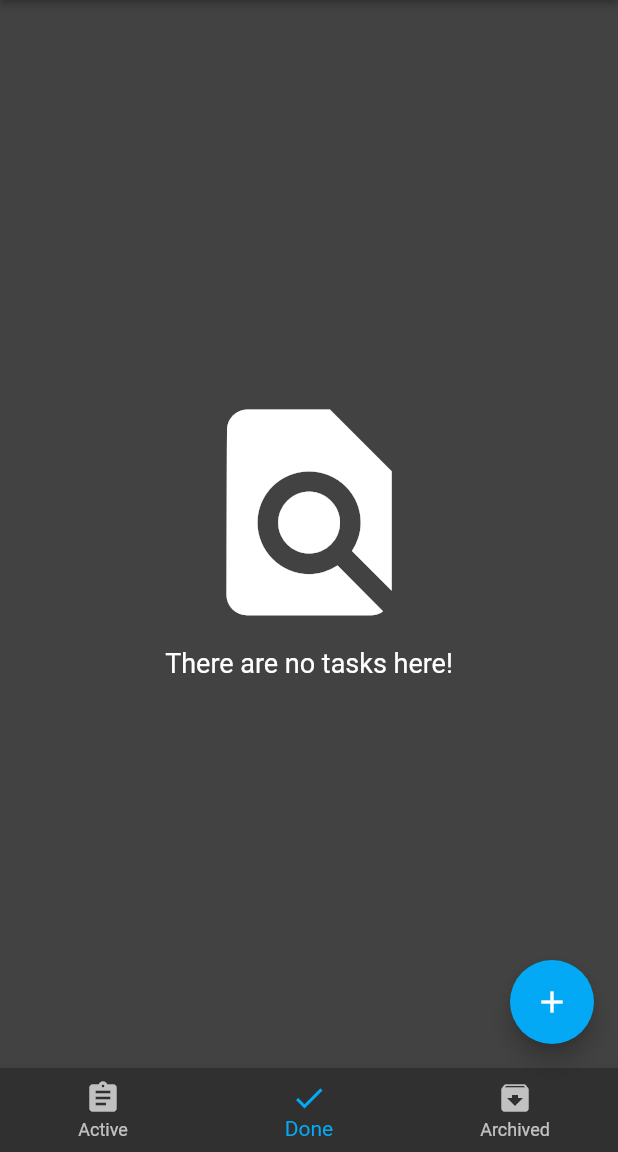
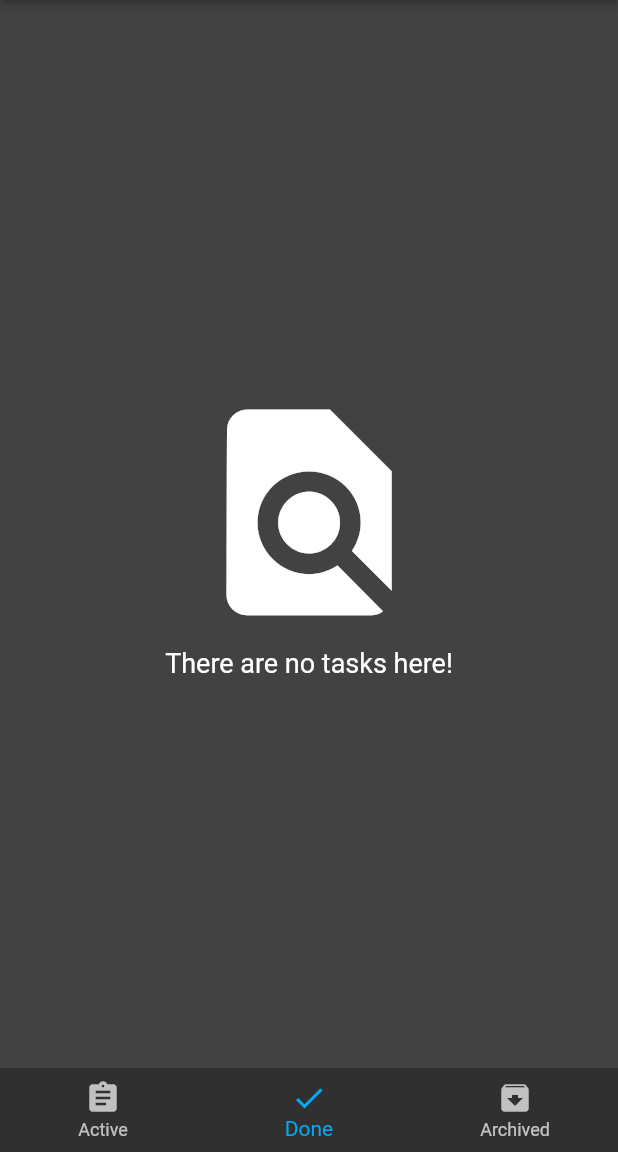
Before and after one commit to abalmagd/todo-app, a Flutter app: the screen it shows after launch, item 2 of the bottom bar chosen, on a phone screen of 412 x 824 dp, the part 84-1236 px from its top. Run offline on Flutter 3.47's test engine with Material 2 defaults, Android fonts, the phone set to English and light mode, and no system bars; our stand-ins replace bloc, conditional_builder_null_safety, flutter_bloc, sqflite; accounts and stored records are empty.

Commit message:
- Add clear db
Signed-off-by: Mahmoud Abulmagd <me@abulmagd.dev>

```diff
--- a/lib/blocs/app_bloc/app_cubit.dart
+++ b/lib/blocs/app_bloc/app_cubit.dart
@@ -99,6 +99,9 @@ class AppCubit extends Cubit<AppStates> {
   void dbClear() {
     emit(DBClearLoading());
     SqfliteHelper.dbClear().then((value) {
+      activeTasks = [];
+      archivedTasks = [];
+      doneTasks = [];
       emit(DBClearSuccess());
       debugPrint('DB clear success => #$value');
     }).catchError((error) {
--- a/lib/core/local/sqflite_helper.dart
+++ b/lib/core/local/sqflite_helper.dart
@@ -55,7 +55,7 @@ class SqfliteHelper {
       await _database.rawDelete('DELETE FROM Todo WHERE Id = ?', [id]);
 
   static Future<int> dbClear() async =>
-      await _database.rawDelete('DELETE * FROM Todo');
+      await _database.rawDelete('DELETE FROM Todo');
 
   static void dbClose() {
     debugPrint('Todo Database closed');
--- a/lib/features/layout.dart
+++ b/lib/features/layout.dart
@@ -42,7 +42,8 @@ class AppLayout extends StatelessWidget {
             ],
           ),
           body: screens[cubit.navIndex],
-          floatingActionButton: FloatingActionButton(
+          floatingActionButton: cubit.navIndex == 0
+              ? FloatingActionButton(
                   onPressed: () => showModalBottomSheet(
                     isScrollControlled: true,
                     context: context,
@@ -52,7 +53,8 @@ class AppLayout extends StatelessWidget {
                     Icons.add,
                     color: Colors.white,
                   ),
-          ),
+                )
+              : null,
           bottomNavigationBar: BottomNavigationBar(
             type: BottomNavigationBarType.fixed,
             currentIndex: cubit.navIndex,
```
Lines whose indentation alone changed are shown as unchanged.
